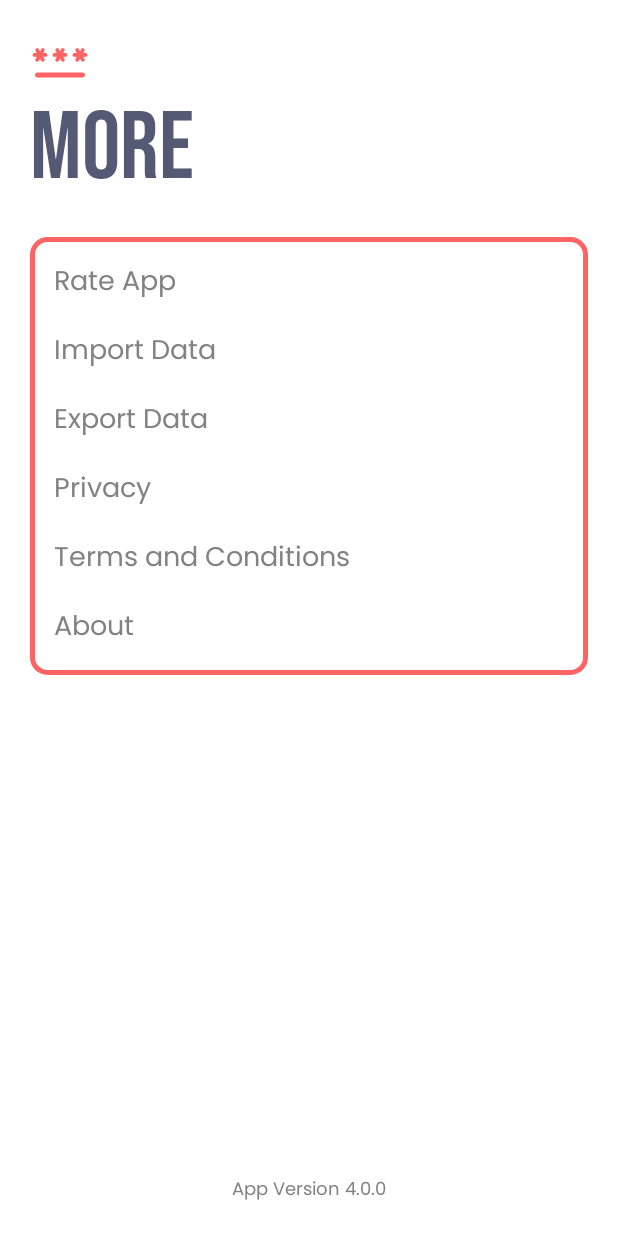
After one commit to aditya-190/Pass-Key-Manager, an Android app: the MoreFragment screen opened through its navigation route, on a phone screen of 412 x 824 dp. The commit adds this screen. Run offline under Robolectric (Android 15) with nearby library versions, the phone set to English and light mode, and no system bars; our stand-ins replace Dagger/Hilt's generated code.

Commit message:
New fragment called MoreFragment is introduced.

```diff
--- a/app/build.gradle
+++ b/app/build.gradle
@@ -13,8 +13,8 @@ android {
         applicationId "com.bhardwaj.passkey"
         minSdk 23
         targetSdk 33
-        versionCode 5
-        versionName "3.0"
+        versionCode 6
+        versionName "4.0.0"
 
         testInstrumentationRunner "androidx.test.runner.AndroidJUnitRunner"
 
--- a/app/src/main/java/com/bhardwaj/passkey/ui/fragments/DetailsFragment.kt
+++ b/app/src/main/java/com/bhardwaj/passkey/ui/fragments/DetailsFragment.kt
@@ -52,14 +52,14 @@ class DetailsFragment : Fragment() {
     override fun onViewCreated(view: View, savedInstanceState: Bundle?) {
         super.onViewCreated(view, savedInstanceState)
         headingName = arguments?.getString(HEADING_NAME).toString()
-        categoryName = arguments?.getSerializable(CATEGORY_NAME) as Categories
+        categoryName = Categories.valueOf(arguments?.getString(CATEGORY_NAME, "BANKS").toString())
         clickListeners()
         setUpRecyclerView()
         requireActivity().onBackPressedDispatcher.addCallback(
             viewLifecycleOwner,
             object : OnBackPressedCallback(true) {
                 override fun handleOnBackPressed() {
-                    val bundle = bundleOf(CATEGORY_NAME to categoryName)
+                    val bundle = bundleOf(CATEGORY_NAME to categoryName.toString())
                     findNavController().navigate(R.id.detailsFragment_to_homeFragment, bundle)
                 }
             })
--- /dev/null
+++ b/app/src/main/java/com/bhardwaj/passkey/ui/fragments/MoreFragment.kt
@@ -0,0 +1,176 @@
+package com.bhardwaj.passkey.ui.fragments
+
+import android.Manifest
+import android.app.Activity
+import android.content.Intent
+import android.content.pm.PackageManager
+import android.net.Uri
+import android.os.Build
+import android.os.Bundle
+import android.view.LayoutInflater
+import android.view.View
+import android.view.ViewGroup
+import androidx.activity.result.ActivityResultLauncher
+import androidx.activity.result.contract.ActivityResultContracts
+import androidx.appcompat.app.AlertDialog
+import androidx.core.content.ContextCompat
+import androidx.fragment.app.Fragment
+import androidx.fragment.app.activityViewModels
+import com.bhardwaj.passkey.BuildConfig
+import com.bhardwaj.passkey.R
+import com.bhardwaj.passkey.databinding.FragmentMoreBinding
+import com.bhardwaj.passkey.viewModels.MainViewModel
+import com.google.android.material.snackbar.Snackbar
+
+class MoreFragment : Fragment() {
+    private var binding: FragmentMoreBinding? = null
+    private val mainViewModel: MainViewModel by activityViewModels()
+    private var readPermissionGranted = false
+    private var writePermissionGranted = false
+    private lateinit var permissionLauncher: ActivityResultLauncher<Array<String>>
+    private lateinit var getFileLauncher: ActivityResultLauncher<Intent>
+
+    override fun onCreate(savedInstanceState: Bundle?) {
+        super.onCreate(savedInstanceState)
+        permissionLauncher =
+            registerForActivityResult(ActivityResultContracts.RequestMultiplePermissions()) { permissions ->
+                readPermissionGranted =
+                    permissions[Manifest.permission.READ_EXTERNAL_STORAGE] ?: readPermissionGranted
+                writePermissionGranted = permissions[Manifest.permission.WRITE_EXTERNAL_STORAGE]
+                    ?: writePermissionGranted
+
+                if (!readPermissionGranted || !writePermissionGranted) {
+                    Snackbar.make(
+                        requireView(),
+                        getString(R.string.permission_denied),
+                        Snackbar.LENGTH_LONG
+                    ).show()
+                }
+            }
+
+        getFileLauncher =
+            registerForActivityResult(ActivityResultContracts.StartActivityForResult()) { result ->
+                if (result.resultCode == Activity.RESULT_OK) {
+                    result.data?.data?.let { fileUri -> mainViewModel.importData(fileUri) }
+                }
+            }
+    }
+
+    override fun onCreateView(
+        inflater: LayoutInflater, container: ViewGroup?,
+        savedInstanceState: Bundle?
+    ): View? {
+        binding = FragmentMoreBinding.inflate(layoutInflater)
+        return binding?.root
+    }
+
+    override fun onViewCreated(view: View, savedInstanceState: Bundle?) {
+        super.onViewCreated(view, savedInstanceState)
+        initialise()
+        clickListeners()
+    }
+
+    private fun initialise() {
+        binding?.tvAppVersion?.text = getString(R.string.app_version, BuildConfig.VERSION_NAME)
+    }
+
+    private fun clickListeners() {
+        binding?.tvRateApp?.setOnClickListener { rateApp() }
+
+        binding?.tvPrivacy?.setOnClickListener {
+            showMessage(getString(R.string.privacy), getString(R.string.privacy_message))
+        }
+
+        binding?.tvTerms?.setOnClickListener {
+            showMessage(
+                getString(R.string.terms_n_condition),
+                getString(R.string.terms_n_condition_message)
+            )
+        }
+
+        binding?.tvImportData?.setOnClickListener {
+            if (updateOrRequestPermission()) importData()
+        }
+
+        binding?.tvExportData?.setOnClickListener {
+            if (updateOrRequestPermission()) mainViewModel.exportData()
+        }
+
+        binding?.tvAbout?.setOnClickListener {
+            showMessage(getString(R.string.about), getString(R.string.about_message))
+        }
+    }
+
+    private fun rateApp() {
+        val intent = Intent(Intent.ACTION_VIEW).apply {
+            data = Uri.parse(
+                "https://play.google.com/store/apps/details?id=${BuildConfig.APPLICATION_ID}"
+            )
+        }
+        requireContext().startActivity(intent)
+    }
+
+    private fun importData() {
+        val intent = Intent(Intent.ACTION_OPEN_DOCUMENT).apply {
+            addCategory(Intent.CATEGORY_OPENABLE)
+            type = "*/*"
+        }
+        getFileLauncher.launch(intent)
+    }
+
+    private fun showMessage(title: String, message: String) {
+        val builder = AlertDialog.Builder(requireContext(), R.style.customAlertDialog)
+        builder.setTitle(title)
+        builder.setMessage(message)
+            .show()
+    }
+
+    private fun updateOrRequestPermission(): Boolean {
+        val hasReadPermission = ContextCompat.checkSelfPermission(
+            requireContext(),
+            Manifest.permission.READ_EXTERNAL_STORAGE
+        ) == PackageManager.PERMISSION_GRANTED
+
+        val hasWritePermission = ContextCompat.checkSelfPermission(
+            requireContext(),
+            Manifest.permission.WRITE_EXTERNAL_STORAGE
+        ) == PackageManager.PERMISSION_GRANTED
+
+        val minSdk29 = Build.VERSION.SDK_INT >= Build.VERSION_CODES.Q
+        val minSdk33 = Build.VERSION.SDK_INT >= Build.VERSION_CODES.TIRAMISU
+
+        readPermissionGranted = hasReadPermission || minSdk33
+        writePermissionGranted = hasWritePermission || minSdk29
+
+        val permissionsToRequest = mutableListOf<String>()
+
+        if (!readPermissionGranted) {
+            permissionsToRequest.add(Manifest.permission.READ_EXTERNAL_STORAGE)
+        }
+
+        if (!writePermissionGranted) {
+            permissionsToRequest.add(Manifest.permission.WRITE_EXTERNAL_STORAGE)
+        }
+
+        return when {
+            permissionsToRequest.isEmpty() -> true
+
+            shouldShowRequestPermissionRationale(permissionsToRequest[0]) -> {
+                val snackBar = Snackbar.make(
+                    requireView(),
+                    getString(R.string.permission_required),
+                    Snackbar.LENGTH_LONG
+                )
+                snackBar.show()
+                snackBar.setAction(getString(R.string.ok)) {
+                    permissionLauncher.launch(permissionsToRequest.toTypedArray())
+                }
+                false
+            }
+            else -> {
+                permissionLauncher.launch(permissionsToRequest.toTypedArray())
+                false
+            }
+        }
+    }
+}
--- a/app/src/main/res/layout/fragment_home.xml
+++ b/app/src/main/res/layout/fragment_home.xml
@@ -18,13 +18,13 @@
         app:layout_constraintTop_toTopOf="parent" />
 
     <ImageView
-        android:id="@+id/ivImportExport"
+        android:id="@+id/ivMore"
         android:layout_width="wrap_content"
         android:layout_height="wrap_content"
         android:layout_margin="20dp"
         android:contentDescription="@string/app_name"
         android:padding="8dp"
-        android:src="@drawable/icon_export"
+        android:src="@drawable/icon_settings"
         android:visibility="visible"
         app:layout_constraintEnd_toEndOf="parent"
         app:layout_constraintTop_toTopOf="parent"
--- /dev/null
+++ b/app/src/main/res/layout/fragment_more.xml
@@ -0,0 +1,128 @@
+<?xml version="1.0" encoding="utf-8"?>
+<androidx.constraintlayout.widget.ConstraintLayout xmlns:android="http://schemas.android.com/apk/res/android"
+    xmlns:app="http://schemas.android.com/apk/res-auto"
+    xmlns:tools="http://schemas.android.com/tools"
+    android:layout_width="match_parent"
+    android:layout_height="match_parent"
+    android:background="@color/white"
+    android:padding="20dp"
+    tools:context=".ui.fragments.MoreFragment">
+
+    <ImageView
+        android:id="@+id/ivLogo"
+        android:layout_width="wrap_content"
+        android:layout_height="wrap_content"
+        android:contentDescription="@string/app_name"
+        android:src="@drawable/icon_logo"
+        app:layout_constraintStart_toStartOf="parent"
+        app:layout_constraintTop_toTopOf="parent" />
+
+    <TextView
+        android:id="@+id/tvHeading"
+        android:layout_width="wrap_content"
+        android:layout_height="wrap_content"
+        android:fontFamily="@font/bebas_neue"
+        android:text="@string/more"
+        android:textColor="@color/secondary"
+        android:textSize="64sp"
+        android:textStyle="normal"
+        app:layout_constraintStart_toStartOf="parent"
+        app:layout_constraintTop_toBottomOf="@id/ivLogo" />
+
+    <androidx.constraintlayout.widget.ConstraintLayout
+        android:layout_width="match_parent"
+        android:layout_height="wrap_content"
+        android:layout_marginTop="20dp"
+        android:background="@drawable/round_outline_bg"
+        android:orientation="vertical"
+        app:layout_constraintEnd_toEndOf="parent"
+        app:layout_constraintStart_toStartOf="parent"
+        app:layout_constraintTop_toBottomOf="@id/tvHeading">
+
+        <TextView
+            android:id="@+id/tvRateApp"
+            android:layout_width="wrap_content"
+            android:layout_height="wrap_content"
+            android:layout_margin="16dp"
+            android:fontFamily="@font/poppins"
+            android:text="@string/rate_app"
+            android:textColor="@color/secondaryVariantDark"
+            android:textSize="18sp"
+            app:layout_constraintStart_toStartOf="parent"
+            app:layout_constraintTop_toTopOf="parent" />
+
+        <TextView
+            android:id="@+id/tvImportData"
+            android:layout_width="wrap_content"
+            android:layout_height="wrap_content"
+            android:layout_margin="16dp"
+            android:fontFamily="@font/poppins"
+            android:text="@string/import_data"
+            android:textColor="@color/secondaryVariantDark"
+            android:textSize="18sp"
+            app:layout_constraintStart_toStartOf="parent"
+            app:layout_constraintTop_toBottomOf="@id/tvRateApp" />
+
+        <TextView
+            android:id="@+id/tvExportData"
+            android:layout_width="wrap_content"
+            android:layout_height="wrap_content"
+            android:layout_margin="16dp"
+            android:fontFamily="@font/poppins"
+            android:text="@string/export_data"
+            android:textColor="@color/secondaryVariantDark"
+            android:textSize="18sp"
+            app:layout_constraintStart_toStartOf="parent"
+            app:layout_constraintTop_toBottomOf="@id/tvImportData" />
+
+        <TextView
+            android:id="@+id/tvPrivacy"
+            android:layout_width="wrap_content"
+            android:layout_height="wrap_content"
+            android:layout_margin="16dp"
+            android:fontFamily="@font/poppins"
+            android:text="@string/privacy"
+            android:textColor="@color/secondaryVariantDark"
+            android:textSize="18sp"
+            app:layout_constraintStart_toStartOf="parent"
+            app:layout_constraintTop_toBottomOf="@id/tvExportData" />
+
+        <TextView
+            android:id="@+id/tvTerms"
+            android:layout_width="wrap_content"
+            android:layout_height="wrap_content"
+            android:layout_margin="16dp"
+            android:fontFamily="@font/poppins"
+            android:text="@string/terms_n_condition"
+            android:textColor="@color/secondaryVariantDark"
+            android:textSize="18sp"
+            app:layout_constraintStart_toStartOf="parent"
+            app:layout_constraintTop_toBottomOf="@id/tvPrivacy" />
+
+        <TextView
+            android:id="@+id/tvAbout"
+            android:layout_width="wrap_content"
+            android:layout_height="wrap_content"
+            android:layout_margin="16dp"
+            android:fontFamily="@font/poppins"
+            android:text="@string/about"
+            android:textColor="@color/secondaryVariantDark"
+            android:textSize="18sp"
+            app:layout_constraintBottom_toBottomOf="parent"
+            app:layout_constraintStart_toStartOf="parent"
+            app:layout_constraintTop_toBottomOf="@id/tvTerms" />
+    </androidx.constraintlayout.widget.ConstraintLayout>
+
+    <TextView
+        android:id="@+id/tvAppVersion"
+        android:layout_width="match_parent"
+        android:layout_height="wrap_content"
+        android:fontFamily="@font/poppins"
+        android:text="@string/app_version"
+        android:textAlignment="center"
+        android:textColor="@color/secondaryVariantDark"
+        android:textSize="12sp"
+        app:layout_constraintBottom_toBottomOf="parent"
+        app:layout_constraintEnd_toEndOf="parent"
+        app:layout_constraintStart_toStartOf="parent" />
+</androidx.constraintlayout.widget.ConstraintLayout>
--- a/app/src/main/res/navigation/nav_graph.xml
+++ b/app/src/main/res/navigation/nav_graph.xml
@@ -57,9 +57,11 @@
             app:destination="@id/detailsFragment" />
         <argument
             android:name="categoryName"
-            android:defaultValue="BANKS"
-            app:argType="com.bhardwaj.passkey.data.Categories"
+            app:argType="string"
             app:nullable="false" />
+        <action
+            android:id="@+id/homeFragment_to_moreFragment"
+            app:destination="@id/moreFragment" />
     </fragment>
     <fragment
         android:id="@+id/detailsFragment"
@@ -72,7 +74,7 @@
             app:nullable="true" />
         <argument
             android:name="categoryName"
-            app:argType="com.bhardwaj.passkey.data.Categories"
+            app:argType="string"
             app:nullable="false" />
         <action
             android:id="@+id/detailsFragment_to_homeFragment"
@@ -80,4 +82,12 @@
             app:popUpTo="@id/detailsFragment"
             app:popUpToInclusive="true" />
     </fragment>
+    <fragment
+        android:id="@+id/moreFragment"
+        android:name="com.bhardwaj.passkey.ui.fragments.MoreFragment"
+        android:label="MoreFragment">
+        <action
+            android:id="@+id/moreFragment_to_homeFragment"
+            app:destination="@id/homeFragment" />
+    </fragment>
 </navigation>
--- a/app/src/main/res/values-night/themes.xml
+++ b/app/src/main/res/values-night/themes.xml
@@ -11,12 +11,11 @@
         <item name="colorOnSecondary">@color/black</item>
         <!-- Status bar color. -->
         <item name="android:statusBarColor">?attr/colorPrimaryVariant</item>
-        <!-- Customize your theme here. -->
-        <item name="android:dropDownListViewStyle">@style/PopupMenuListView</item>
     </style>
-
-    <style name="PopupMenuListView" parent="@style/Widget.AppCompat.ListView.DropDown">
-        <item name="android:divider">#dddddd</item>
-        <item name="android:dividerHeight">1dp</item>
+    <style name="customAlertDialog" parent="Animation.Design.BottomSheetDialog">
+        <item name="android:textColor">@color/secondary</item>
+        <item name="android:textColorPrimary">@color/secondaryVariantDark</item>
+        <item name="textColorAlertDialogListItem">@color/secondaryVariantDark</item>
+        <item name="buttonTint">@color/primary</item>
     </style>
 </resources>
--- a/app/src/main/res/values/strings.xml
+++ b/app/src/main/res/values/strings.xml
@@ -1,6 +1,7 @@
 <resources>
     <!--    Not to Be translated-->
     <!--    Splash Screen-->
+    <string name="app_version" translatable="false">App Version %1$s</string>
     <string name="app_name" translatable="false">PassKey</string>
     <string name="pass" translatable="false">PASS</string>
     <string name="key" translatable="false">KEY</string>
@@ -40,9 +41,14 @@
     <string name="apps">Apps</string>
     <string name="others">Others</string>
     <string name="details">Details</string>
+    <string name="more">More</string>
     <string name="title">Title</string>
     <string name="response">Response</string>
     <string name="export_download">File Exported to Downloads folder.</string>
+    <string name="rate_app">Rate App</string>
+    <string name="privacy">Privacy</string>
+    <string name="terms_n_condition">Terms and Conditions</string>
+    <string name="about">About</string>
     <string name="import_data">Import Data</string>
     <string name="export_data">Export Data</string>
 
@@ -77,4 +83,7 @@
     <string name="confirm_delete_title">Confirm delete</string>
     <string name="confirm_delete_description_question">Are you sure you want to delete question</string>
     <string name="confirm_delete_description_heading">Are you sure you want to delete heading</string>
+    <string name="about_message">About Message</string>
+    <string name="privacy_message">Privacy Message</string>
+    <string name="terms_n_condition_message">Terms and Condition Message</string>
 </resources>
--- a/app/src/main/res/values/themes.xml
+++ b/app/src/main/res/values/themes.xml
@@ -11,12 +11,11 @@
         <item name="colorOnSecondary">@color/black</item>
         <!-- Status bar color. -->
         <item name="android:statusBarColor">?attr/colorPrimaryVariant</item>
-        <!-- Customize your theme here. -->
-        <item name="android:dropDownListViewStyle">@style/PopupMenuListView</item>
     </style>
-
-    <style name="PopupMenuListView" parent="@style/Widget.AppCompat.ListView.DropDown">
-        <item name="android:divider">#dddddd</item>
-        <item name="android:dividerHeight">1dp</item>
+    <style name="customAlertDialog" parent="Animation.Design.BottomSheetDialog">
+        <item name="android:textColor">@color/secondary</item>
+        <item name="android:textColorPrimary">@color/secondaryVariantDark</item>
+        <item name="textColorAlertDialogListItem">@color/secondaryVariantDark</item>
+        <item name="buttonTint">@color/primary</item>
     </style>
 </resources>
```
Also changed, not shown: app/src/main/java/com/bhardwaj/passkey/ui/fragments/HomeFragment.kt (+4 -109 lines), app/src/main/res/drawable/icon_export.xml (deleted, +0 -10 lines), app/src/main/res/drawable/icon_settings.xml (added, +10 -0 lines), app/src/main/res/menu/popup_menu.xml (deleted, +0 -12 lines), 1 other file.
